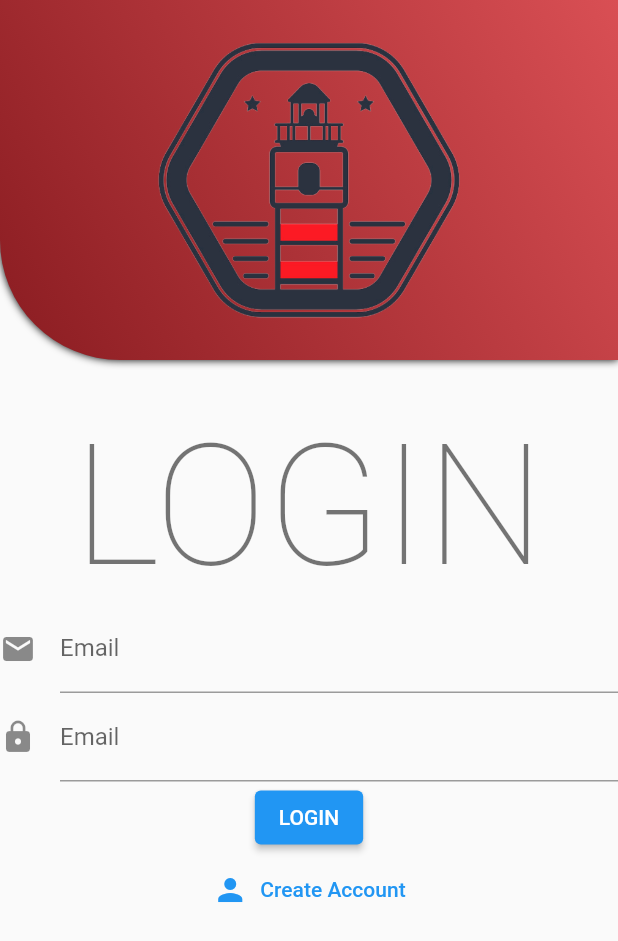
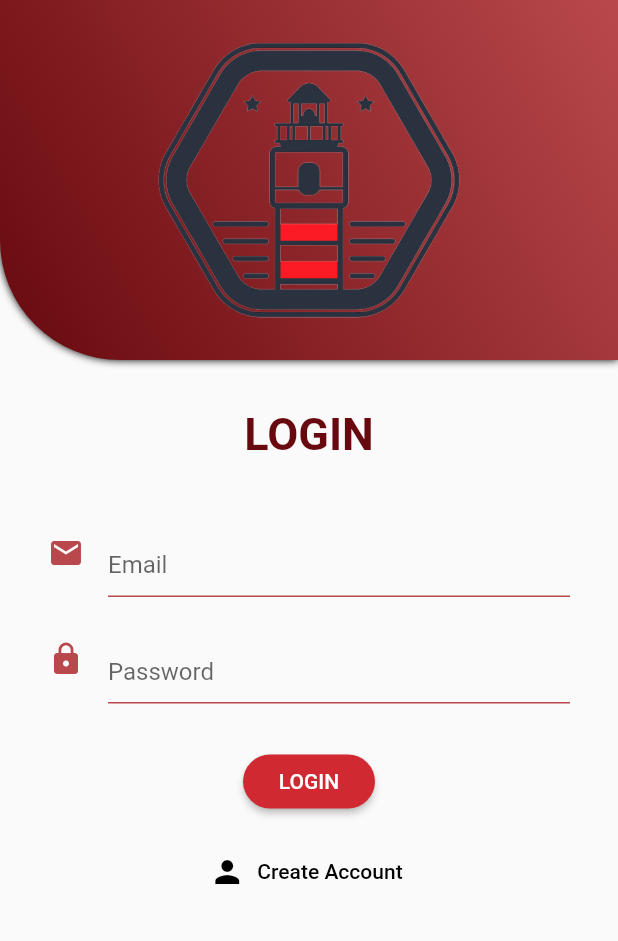
Before and after one commit to frcc24/lhtdd, a Flutter app: the screen it shows after launch, on a phone screen of 412 x 824 dp. Shown: the top 941 px of the screen. Run offline on Flutter 3.47's test engine with Material 2 defaults, Android fonts, the phone set to English and light mode, and no system bars.

Commit message:
refactor widgets in login page

```diff
--- a/lib/ui/app.dart
+++ b/lib/ui/app.dart
@@ -5,8 +5,8 @@ class App extends StatelessWidget {
   @override
   Widget build(BuildContext context) {
     final primaryColor = Color.fromRGBO(208, 41, 49, 1.0);
-    final primaryColorDark = Color.fromRGBO(138, 28, 33, 1.0);
-    final primaryColorLight = Color.fromRGBO(217, 79, 84, 1.0);
+    final primaryColorDark = Color.fromRGBO(103, 9, 14, 1.0);
+    final primaryColorLight = Color.fromRGBO(185, 72, 76, 1.0);
     final secondaryColor = Color.fromRGBO(211, 47, 47, 1.0);
 
     return MaterialApp(
@@ -18,8 +18,34 @@ class App extends StatelessWidget {
         primaryColorLight: primaryColorLight,
         backgroundColor: Colors.white,
         accentColor: secondaryColor,
-        // colorScheme:
-        //     ColorScheme.fromSwatch().copyWith(secondary: secondaryColor)
+        textTheme: TextTheme(
+          headline1: TextStyle(
+              fontSize: 30,
+              fontWeight: FontWeight.bold,
+              color: primaryColorDark),
+        ),
+        inputDecorationTheme: InputDecorationTheme(
+          focusColor: primaryColor,
+          alignLabelWithHint: true,
+          enabledBorder: UnderlineInputBorder(
+            borderSide: BorderSide(color: primaryColorLight),
+          ),
+          focusedBorder: UnderlineInputBorder(
+            borderSide: BorderSide(color: primaryColor),
+          ),
+        ),
+        buttonTheme: ButtonThemeData(
+          shape: RoundedRectangleBorder(
+            borderRadius: BorderRadius.circular(20),
+          ),
+          padding: const EdgeInsets.symmetric(vertical: 10, horizontal: 20),
+          textTheme: ButtonTextTheme.primary,
+          buttonColor: primaryColor,
+          splashColor: primaryColorLight,
+          colorScheme: ColorScheme.light(
+            primary: primaryColor,
+          ),
+        ),
       ),
       home: const LoginPage(),
     );
--- /dev/null
+++ b/lib/ui/login/local_widgets/email_textformfield.dart
@@ -0,0 +1,21 @@
+import 'package:flutter/material.dart';
+
+class EmailTextFormField extends StatelessWidget {
+  const EmailTextFormField({
+    Key? key,
+  }) : super(key: key);
+
+  @override
+  Widget build(BuildContext context) {
+    return TextFormField(
+      decoration: InputDecoration(
+        labelText: 'Email',
+        icon: Icon(
+          Icons.email,
+          color: Theme.of(context).primaryColorLight,
+        ),
+      ),
+      keyboardType: TextInputType.emailAddress,
+    );
+  }
+}
--- a/lib/ui/login/local_widgets/local_wodgets.dart
+++ b/lib/ui/login/local_widgets/local_wodgets.dart
@@ -1 +1,3 @@
+export 'email_textformfield.dart';
 export 'login_header.dart';
+export 'password_textformfield.dart';
--- /dev/null
+++ b/lib/ui/login/local_widgets/password_textformfield.dart
@@ -0,0 +1,21 @@
+import 'package:flutter/material.dart';
+
+class PasswordTextFormField extends StatelessWidget {
+  const PasswordTextFormField({
+    Key? key,
+  }) : super(key: key);
+
+  @override
+  Widget build(BuildContext context) {
+    return TextFormField(
+      decoration: InputDecoration(
+        labelText: 'Password',
+        icon: Icon(
+          Icons.lock,
+          color: Theme.of(context).primaryColorLight,
+        ),
+      ),
+      obscureText: true,
+    );
+  }
+}
--- a/lib/ui/login/login_page.dart
+++ b/lib/ui/login/login_page.dart
@@ -19,31 +19,31 @@ class LoginPage extends StatelessWidget {
                 textAlign: TextAlign.center,
                 style: Theme.of(context).textTheme.headline1,
               ),
-              Form(
+              Padding(
+                padding: const EdgeInsets.all(32.0),
+                child: Form(
                   child: Column(
                     children: [
-                    TextFormField(
-                      decoration: const InputDecoration(
-                        labelText: 'Email',
-                        icon: Icon(Icons.email),
+                      const EmailTextFormField(),
+                      const SizedBox(
+                        height: 12,
                       ),
-                      keyboardType: TextInputType.emailAddress,
+                      const PasswordTextFormField(),
+                      const SizedBox(
+                        height: 28,
                       ),
-                    TextFormField(
-                      decoration: const InputDecoration(
-                        labelText: 'Email',
-                        icon: Icon(Icons.lock),
+                      RaisedButton(
+                          onPressed: () {}, child: Text('LogIn'.toUpperCase())),
+                      const SizedBox(
+                        height: 12,
                       ),
-                      obscureText: true,
-                    ),
-                    ElevatedButton(
-                        onPressed: () {}, child: Text('LogIn'.toUpperCase())),
-                    TextButton.icon(
+                      FlatButton.icon(
                         onPressed: () {},
                         label: const Text('Create Account'),
                         icon: const Icon(Icons.person),
                       ),
                     ],
+                  ),
                 ),
               ),
             ],
```
Lines whose indentation alone changed are shown as unchanged.
